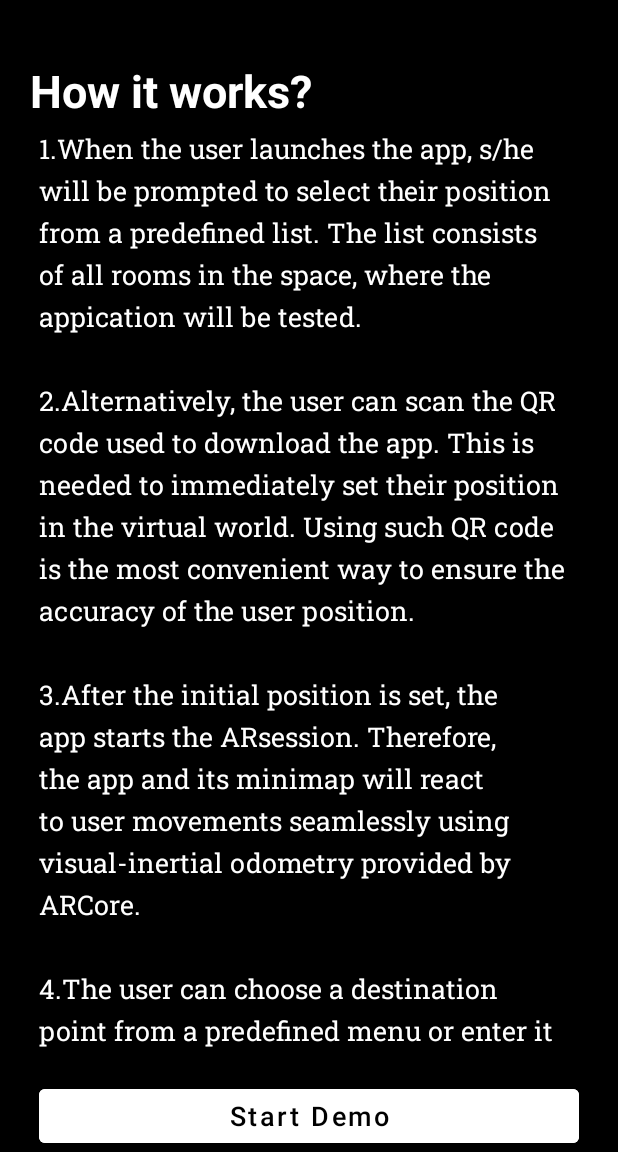
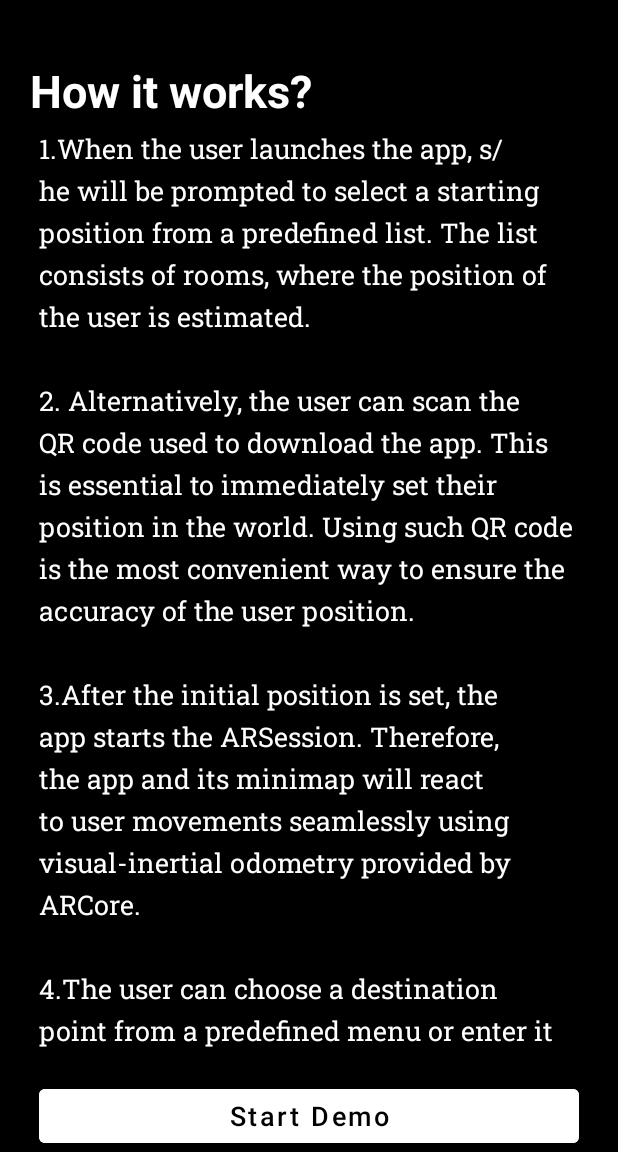
Before and after one commit to chrisasim/ARNavDemo, an Android app: the ExplanationApp screen opened directly, with no data from a screen before it, on a phone screen of 412 x 824 dp, the part 84-1236 px from its top. Run offline under Robolectric (Android 15) with nearby library versions, the phone set to English and light mode, and no system bars.

Commit message:
Update strings.xml

```diff
--- a/app/src/main/res/values/strings.xml
+++ b/app/src/main/res/values/strings.xml
@@ -1,6 +1,6 @@
 <resources xmlns:tools="http://schemas.android.com/tools">
     <string name="app_name">ARNav Demo</string>
-    <string name="welcome_text">welcome to AR Navigator</string>
+    <string name="welcome_text">Welcome to AR Navigation</string>
     <string name="app_info">This app is created as a demostration
         showing the power of Beacon technology and Augmented Reality.
         \n\nThis app provides a tested and fully functional navigation
@@ -8,11 +8,11 @@
     <string name="continue_button">Continue</string>
     <string name="how_it_works_text">How it works?</string>
     <string name="guides_for_app" tools:ignore="StringEscaping">1.When the user launches the app, s/he will be prompted
-        to select their position from a predefined list. The list consists of all rooms in the space, where the appication
-        will be tested.\n\n2.Alternatively, the user can scan the QR code used to download the app. This is needed to immediately set their
-        position in the virtual world. Using such QR code is the most convenient way to ensure
+        to select a starting position from a predefined list. The list consists of rooms, where the position of the user is estimated.
+        \n\n2. Alternatively, the user can scan the QR code used to download the app. This is essential to immediately set their
+        position in the world. Using such QR code is the most convenient way to ensure
         the accuracy of the user position.\n\n3.After the initial position is set, the app
-        starts the ARsession. Therefore, the app and its minimap will react to user movements
+        starts the ARSession. Therefore, the app and its minimap will react to user movements
         seamlessly using visual-inertial odometry provided by ARCore.\n\n4.The user can choose
         a destination point from a predefined menu or enter it manually. The app searches
         for a vertex with the given ID and marks it as a destination point.\n\n5.The navigation
```
